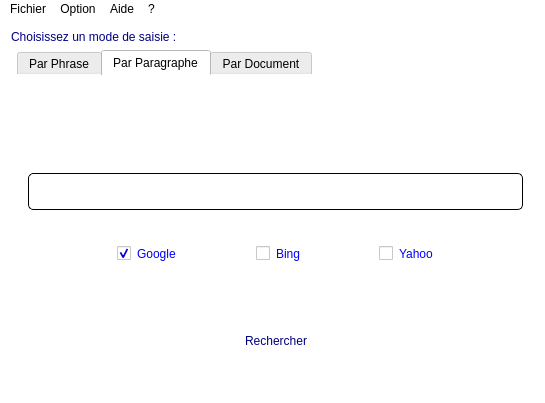
Above: Prototypes/AntiPlagia/src/Antiplagia/Formulaires/ihm.ui from Lorette/Antiplagiat before the change. Below: the same form after it.
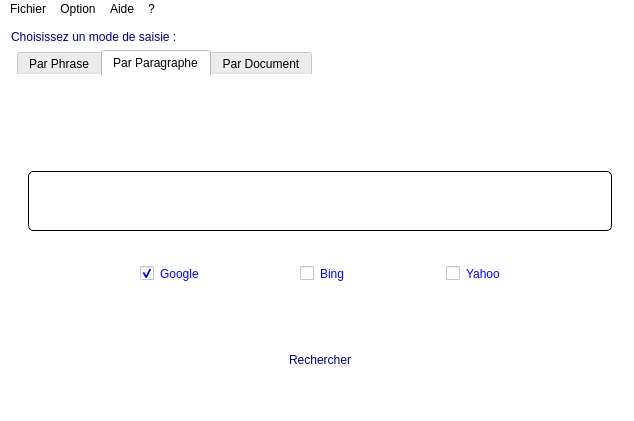
That is the form after the change. The open tabs and pages were chosen to show the change. Icons and pictures are not drawn.

```diff
--- a/Prototypes/AntiPlagia/src/Antiplagia/Formulaires/ihm.ui
+++ b/Prototypes/AntiPlagia/src/Antiplagia/Formulaires/ihm.ui
@@ -6,8 +6,8 @@
    <rect>
     <x>0</x>
     <y>0</y>
-    <width>545</width>
-    <height>403</height>
+    <width>634</width>
+    <height>421</height>
    </rect>
   </property>
   <property name="windowTitle">
@@ -282,7 +282,7 @@
             <property name="maximumSize">
              <size>
               <width>16777215</width>
-              <height>37</height>
+              <height>60</height>
              </size>
             </property>
             <property name="styleSheet">
@@ -716,8 +716,8 @@
     <rect>
      <x>0</x>
      <y>0</y>
-     <width>545</width>
-     <height>20</height>
+     <width>634</width>
+     <height>21</height>
     </rect>
    </property>
    <widget class="QMenu" name="menuFichier">
```
Left out of the diff: 9 changed lines with no effect on the pictures.
